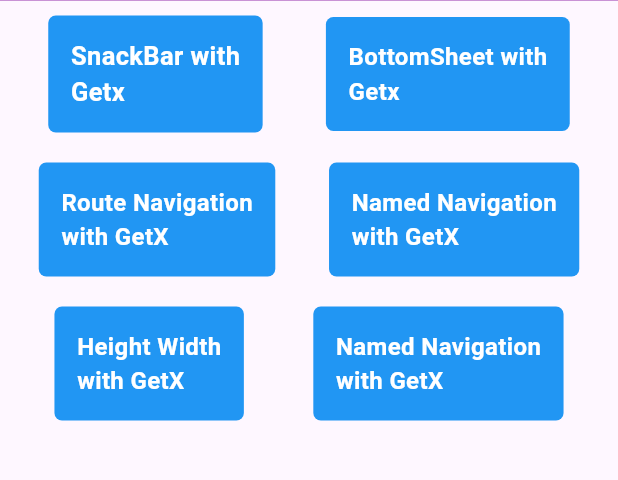
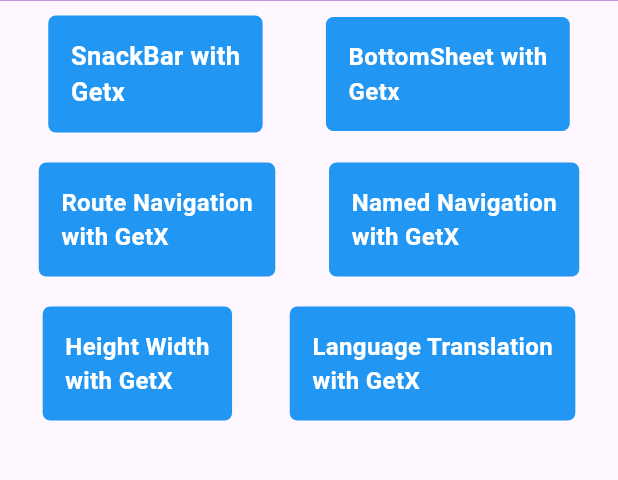
Before and after one commit to zobayerdev/Flutter_Getx_Roadmap, a Flutter app: the screen it shows after launch, on a phone screen of 412 x 824 dp, the part 67-547 px from its top. Run offline on Flutter 3.47's test engine with Material 3 defaults, Android fonts, the phone set to English and light mode, and no system bars; our stand-ins replace device_preview, get.

Commit message:
new version avilable

```diff
--- a/lib/dashboard.dart
+++ b/lib/dashboard.dart
@@ -190,11 +190,7 @@
                   padding: const EdgeInsets.all(10),
                   child: GestureDetector(
                     onTap: () {
-                      Get.to(LangugageApps());
-                      // Get.toNamed(
-                      //   '/screenTwo',
-                      //   arguments: ['Nayem', 'Noman'],
-                      // );
+                      Get.to(const LangugageApps());
                     },
                     child: Container(
                       padding: const EdgeInsets.all(15),
@@ -203,7 +199,7 @@
                         color: Colors.blue,
                       ),
                       child: const Text(
-                        "Named Navigation\nwith GetX",
+                        "Language Translation\nwith GetX",
                         style: TextStyle(
                           fontSize: 16,
                           fontWeight: FontWeight.bold,
```
Also changed, not shown: 3 other files.
